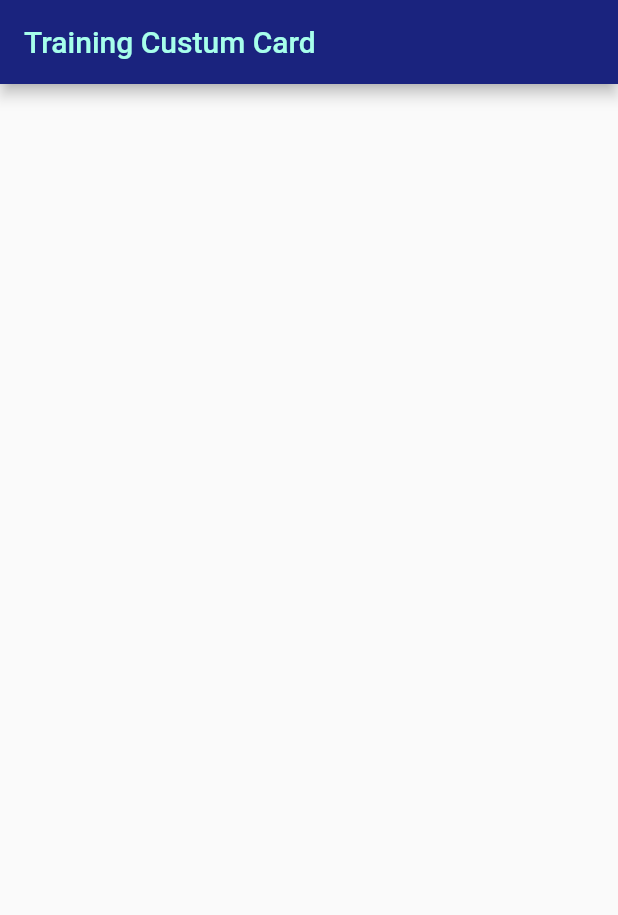
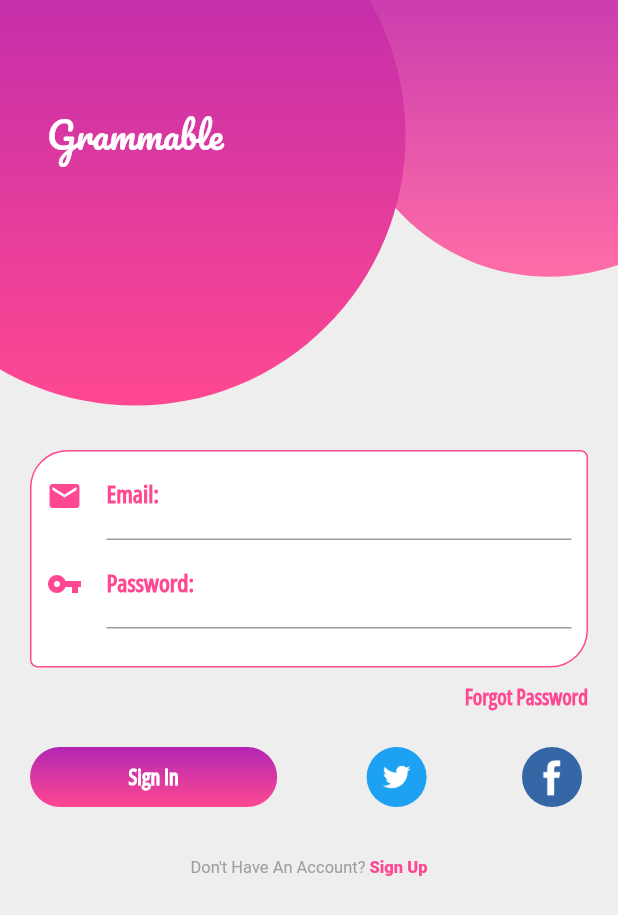
Before and after one commit to MamankIrfa/Learn-Flutter, a Flutter app: the screen it shows after launch, on a phone screen of 412 x 824 dp. Shown: the top 915 px of the screen. Run offline on Flutter 3.47's test engine with Material 2 defaults, Android fonts, the phone set to English and light mode, and no system bars; Roboto replaces fonts that are missing (Iltim).

Commit message:
new learning

```diff
--- a/analysis_options.yaml
+++ b/analysis_options.yaml
@@ -7,7 +7,7 @@
 
 # The following line activates a set of recommended lints for Flutter apps,
 # packages, and plugins designed to encourage good coding practices.
-include: package:flutter_lints/flutter.yaml
+# include: package:flutter_lints/flutter.yaml
 
 linter:
   # The lint rules applied to this project can be customized in the
--- a/lib/main.dart
+++ b/lib/main.dart
@@ -1,8 +1,13 @@
-import 'package:belajar_flutter/pages/custom_card/main_page.dart';
+import 'package:belajar_flutter/pages/login_page/main_page.dart';
 import 'package:flutter/material.dart';
+import 'package:flutter/services.dart';
 
 void main() {
-  runApp(const MyApp());
+  WidgetsFlutterBinding.ensureInitialized();
+  SystemChrome.setPreferredOrientations([DeviceOrientation.portraitUp])
+      .then((_) {
+    runApp(new MyApp());
+  });
 }
 
 class MyApp extends StatelessWidget {
@@ -11,7 +16,8 @@ class MyApp extends StatelessWidget {
   @override
   Widget build(BuildContext context) {
     return const MaterialApp(
-      home: MainPageCard(),
+      debugShowCheckedModeBanner: false,
+      home: MainLoginPage(),
     );
   }
 }
--- /dev/null
+++ b/lib/pages/login_page/main_page.dart
@@ -0,0 +1,219 @@
+import 'package:flutter/material.dart';
+
+class MainLoginPage extends StatelessWidget {
+  double getSmallDiameter(BuildContext context) =>
+      MediaQuery.of(context).size.width * 2 / 3;
+  double getBigDiameter(BuildContext context) =>
+      MediaQuery.of(context).size.width * 7 / 8;
+
+  const MainLoginPage({super.key});
+
+  @override
+  Widget build(BuildContext context) {
+    return Scaffold(
+      backgroundColor: Color(0xFFEEEEEE),
+      body: Stack(
+        children: <Widget>[
+          Positioned(
+            right: -getSmallDiameter(context) / 3,
+            top: -getBigDiameter(context) / 4,
+            child: Container(
+              width: getSmallDiameter(context),
+              height: getSmallDiameter(context),
+              decoration: BoxDecoration(
+                  shape: BoxShape.circle,
+                  gradient: LinearGradient(
+                      colors: [Color(0xFFB226B2), Color(0xFFFF6DA7)],
+                      begin: Alignment.topCenter,
+                      end: Alignment.bottomCenter)),
+            ),
+          ),
+          Positioned(
+            left: -getBigDiameter(context) / 4,
+            top: -getBigDiameter(context) / 4,
+            child: Container(
+              child: Center(
+                child: Text(
+                  'Grammable',
+                  style: TextStyle(
+                      fontFamily: 'Pacifico',
+                      fontSize: 24,
+                      color: Colors.white),
+                ),
+              ),
+              width: getBigDiameter(context),
+              height: getBigDiameter(context),
+              decoration: BoxDecoration(
+                  shape: BoxShape.circle,
+                  gradient: LinearGradient(
+                      colors: [Color(0xFFB226B2), Color(0xFFFF4891)],
+                      begin: Alignment.topCenter,
+                      end: Alignment.bottomCenter)),
+            ),
+          ),
+          Positioned(
+            right: -getBigDiameter(context) / 2,
+            bottom: -getBigDiameter(context) / 2,
+            child: Container(
+              width: getBigDiameter(context),
+              height: getBigDiameter(context),
+              decoration: BoxDecoration(
+                  shape: BoxShape.circle, color: Color(0xFFF3E9EE)),
+            ),
+          ),
+          Align(
+            alignment: Alignment.bottomCenter,
+            child: ListView(
+              children: <Widget>[
+                Container(
+                  decoration: BoxDecoration(
+                      color: Colors.white,
+                      border: Border.all(color: Color(0xFFFF4891)),
+                      borderRadius: BorderRadius.only(
+                        topLeft: Radius.circular(25),
+                        bottomRight: Radius.circular(25),
+                        bottomLeft: Radius.circular(5),
+                        topRight: Radius.circular(5),
+                      )),
+                  margin: EdgeInsets.fromLTRB(20, 300, 20, 10),
+                  padding: EdgeInsets.fromLTRB(10, 0, 10, 25),
+                  child: Column(
+                    children: <Widget>[
+                      TextField(
+                        decoration: InputDecoration(
+                            icon: Icon(
+                              Icons.email,
+                              color: Color(0xFFFF4891),
+                            ),
+                            focusedBorder: UnderlineInputBorder(
+                                borderSide:
+                                    BorderSide(color: Color(0xFFFF4891))),
+                            labelText: "Email:",
+                            labelStyle: TextStyle(
+                                color: Color(0xFFFF4891),
+                                fontFamily: "OpenSans",
+                                fontWeight: FontWeight.w800)),
+                      ),
+                      TextField(
+                        obscureText: true,
+                        decoration: InputDecoration(
+                            icon: Icon(
+                              Icons.vpn_key,
+                              color: Color(0xFFFF4891),
+                            ),
+                            focusedBorder: UnderlineInputBorder(
+                                borderSide:
+                                    BorderSide(color: Color(0xFFFF4891))),
+                            labelText: "Password:",
+                            labelStyle: TextStyle(
+                                color: Color(0xFFFF4891),
+                                fontFamily: "OpenSans",
+                                fontWeight: FontWeight.w800)),
+                      )
+                    ],
+                  ),
+                ),
+                Align(
+                  alignment: Alignment.centerRight,
+                  child: Container(
+                    margin: EdgeInsets.fromLTRB(0, 0, 20, 20),
+                    child: InkWell(
+                      borderRadius: BorderRadius.circular(10),
+                      onTap: () {},
+                      child: Text(
+                        "Forgot Password",
+                        style: TextStyle(
+                            fontFamily: "OpenSans",
+                            color: Color(0xFFFF4891),
+                            fontWeight: FontWeight.w800,
+                            fontSize: 14),
+                      ),
+                    ),
+                  ),
+                ),
+                Container(
+                  margin: EdgeInsets.fromLTRB(20, 0, 20, 30),
+                  child: Row(
+                    mainAxisAlignment: MainAxisAlignment.spaceBetween,
+                    children: <Widget>[
+                      SizedBox(
+                        width: MediaQuery.of(context).size.width * 0.4,
+                        height: 40,
+                        child: Container(
+                          child: Material(
+                            borderRadius: BorderRadius.circular(20),
+                            color: Colors.transparent,
+                            child: InkWell(
+                              borderRadius: BorderRadius.circular(20),
+                              splashColor: Colors.amber,
+                              onTap: () {},
+                              child: Center(
+                                child: Text(
+                                  'Sign In',
+                                  style: TextStyle(
+                                      color: Colors.white,
+                                      fontFamily: "OpenSans",
+                                      fontWeight: FontWeight.w800),
+                                ),
+                              ),
+                            ),
+                          ),
+                          decoration: BoxDecoration(
+                              borderRadius: BorderRadius.circular(20),
+                              gradient: LinearGradient(
+                                  colors: [
+                                    Color(0xFFB226B2),
+                                    Color(0xFFFF4891)
+                                  ],
+                                  begin: Alignment.topCenter,
+                                  end: Alignment.bottomCenter)),
+                        ),
+                      ),
+                      FloatingActionButton(
+                        mini: true,
+                        onPressed: () {},
+                        backgroundColor: Color(0xFF1DA1F2),
+                        elevation: 0,
+                        child: Image(image: AssetImage("images/twitter.png")),
+                      ),
+                      FloatingActionButton(
+                        mini: true,
+                        onPressed: () {},
+                        backgroundColor: Color(0xFF3566A5),
+                        elevation: 0,
+                        child: Image(image: AssetImage("images/facebook.png")),
+                      )
+                    ],
+                  ),
+                ),
+                Row(
+                  mainAxisAlignment: MainAxisAlignment.center,
+                  children: <Widget>[
+                    Text(
+                      "Don't Have An Account? ",
+                      style: TextStyle(
+                          fontSize: 11,
+                          color: Colors.grey,
+                          fontWeight: FontWeight.w400),
+                    ),
+                    InkWell(
+                      onTap: () {},
+                      borderRadius: BorderRadius.circular(10),
+                      child: Text(
+                        "Sign Up",
+                        style: TextStyle(
+                            fontSize: 11,
+                            color: Color(0xFFFF4891),
+                            fontWeight: FontWeight.w800),
+                      ),
+                    )
+                  ],
+                )
+              ],
+            ),
+          )
+        ],
+      ),
+    );
+  }
+}
```
Also changed, not shown: lib/pages/custom_card/main_page.dart (+129 -8 lines), pubspec.yaml (+9 -1 lines), fonts/Pacifico-Regular.ttf (added), images/facebook.png (added), images/pattern2.png (added), images/twitter.png (added), images/water.jpg (added).
